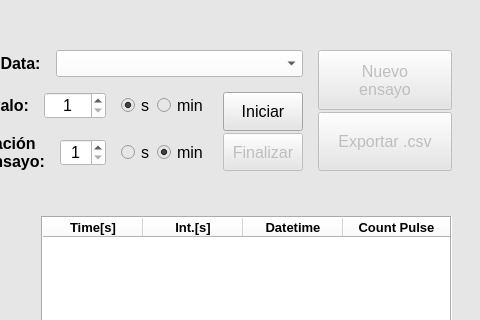
This is appv2/Qt/ui_read_bg51.ui in nvargas24/PocketCube as Qt 5 draws it before an edit; both pictures show x 549 to 1029 and y 0 to 320 of the 1029 by 799 pixel window. The edited form follows.
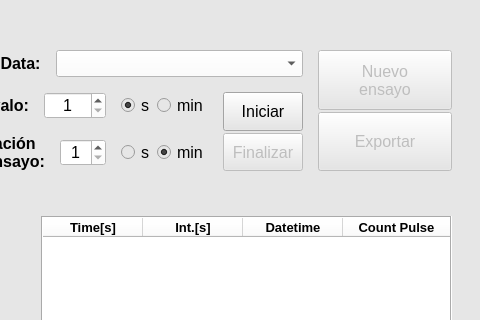
This is the edited form. Icons and pictures are not drawn.

Commit message: add clear para nuevo ensayo

What changed in the file:
```diff
--- a/appv2/Qt/ui_read_bg51.ui
+++ b/appv2/Qt/ui_read_bg51.ui
@@ -533,7 +533,7 @@
             </font>
            </property>
            <property name="text">
-            <string>Exportar .csv</string>
+            <string>Exportar</string>
            </property>
            <property name="checkable">
             <bool>false</bool>
```
The commit also changes 2 other files.
